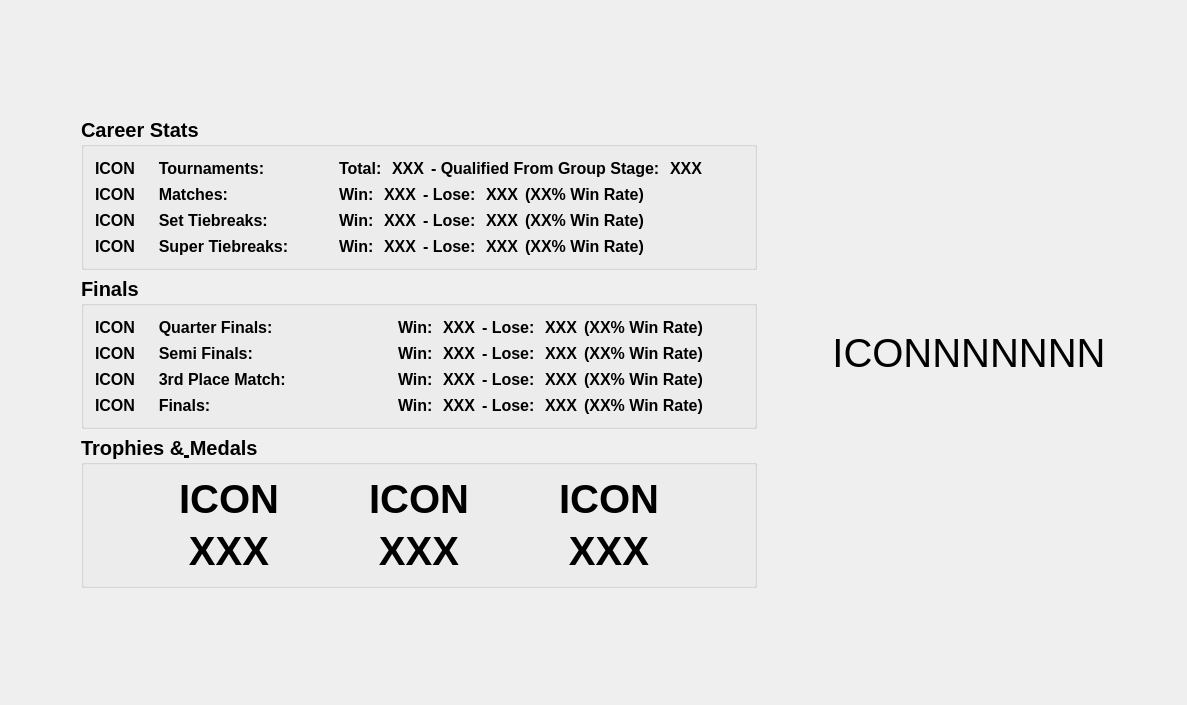
First picture: the form in src/app/AchievementsPage.ui, repository KadirEmreAVCI/MasterTennisApp, before the edit.
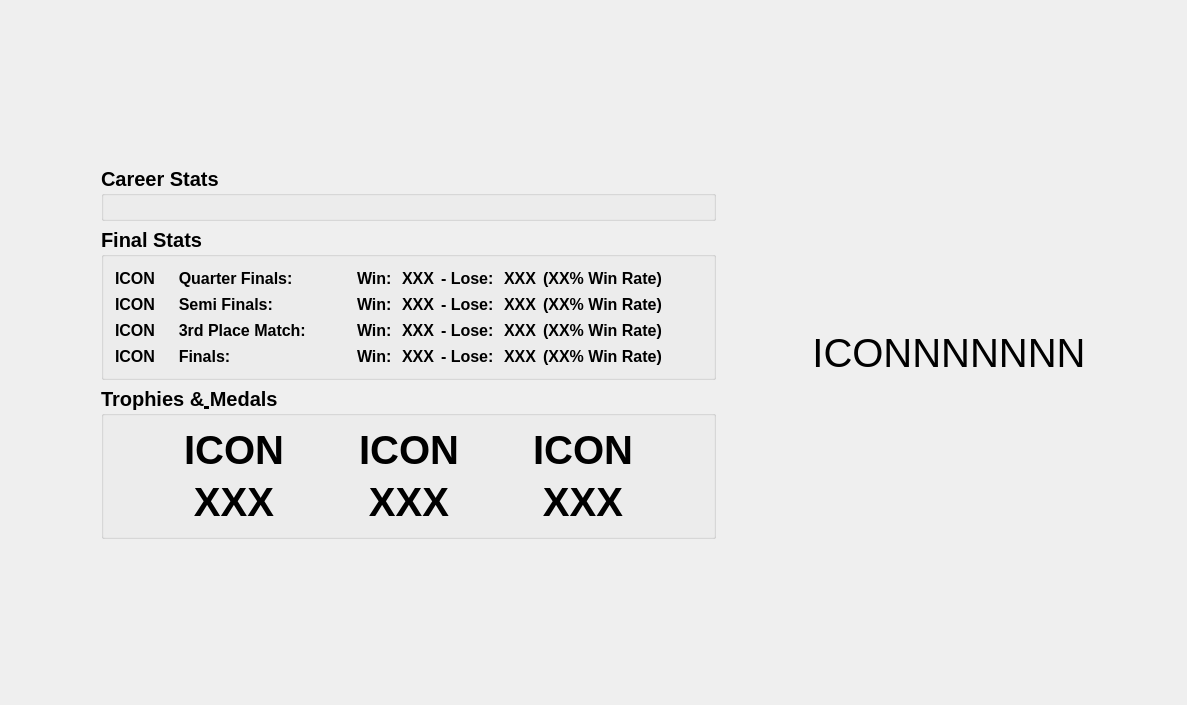
Second picture: the form after the edit.

Commit message: StatWidget has been created to display career stats in AchievementsPage.

```diff
--- a/src/app/AchievementsPage.ui
+++ b/src/app/AchievementsPage.ui
@@ -57,521 +57,7 @@
          </property>
          <layout class="QGridLayout" name="gridLayout">
           <item row="0" column="0">
-           <layout class="QHBoxLayout" name="horizontalLayout_6">
-            <item>
-             <layout class="QVBoxLayout" name="verticalLayout_CareerStatNames">
-              <item>
-               <layout class="QHBoxLayout" name="horizontalLayout_2">
-                <item>
-                 <widget class="QLabel" name="label_IconTournament">
-                  <property name="font">
-                   <font>
-                    <pointsize>12</pointsize>
-                    <fontweight>DemiBold</fontweight>
-                   </font>
-                  </property>
-                  <property name="text">
-                   <string>ICON</string>
-                  </property>
-                 </widget>
-                </item>
-                <item>
-                 <widget class="QLabel" name="label_featureTournament">
-                  <property name="font">
-                   <font>
-                    <pointsize>12</pointsize>
-                    <fontweight>DemiBold</fontweight>
-                   </font>
-                  </property>
-                  <property name="text">
-                   <string>    Tournaments: </string>
-                  </property>
-                 </widget>
-                </item>
-                <item>
-                 <spacer name="horizontalSpacer_6">
-                  <property name="orientation">
-                   <enum>Qt::Orientation::Horizontal</enum>
-                  </property>
-                  <property name="sizeHint" stdset="0">
-                   <size>
-                    <width>40</width>
-                    <height>20</height>
-                   </size>
-                  </property>
-                 </spacer>
-                </item>
-               </layout>
-              </item>
-              <item>
-               <layout class="QHBoxLayout" name="horizontalLayout_3">
-                <item>
-                 <widget class="QLabel" name="label_IconMatches">
-                  <property name="font">
-                   <font>
-                    <pointsize>12</pointsize>
-                    <fontweight>DemiBold</fontweight>
-                   </font>
-                  </property>
-                  <property name="text">
-                   <string>ICON</string>
-                  </property>
-                 </widget>
-                </item>
-                <item>
-                 <widget class="QLabel" name="label_FeatureMatches">
-                  <property name="font">
-                   <font>
-                    <pointsize>12</pointsize>
-                    <fontweight>DemiBold</fontweight>
-                   </font>
-                  </property>
-                  <property name="text">
-                   <string>    Matches: </string>
-                  </property>
-                 </widget>
-                </item>
-                <item>
-                 <spacer name="horizontalSpacer_4">
-                  <property name="orientation">
-                   <enum>Qt::Orientation::Horizontal</enum>
-                  </property>
-                  <property name="sizeHint" stdset="0">
-                   <size>
-                    <width>40</width>
-                    <height>20</height>
-                   </size>
-                  </property>
-                 </spacer>
-                </item>
-               </layout>
-              </item>
-              <item>
-               <layout class="QHBoxLayout" name="horizontalLayout_4">
-                <item>
-                 <widget class="QLabel" name="label_IconSetTB">
-                  <property name="font">
-                   <font>
-                    <pointsize>12</pointsize>
-                    <fontweight>DemiBold</fontweight>
-                   </font>
-                  </property>
-                  <property name="text">
-                   <string>ICON</string>
-                  </property>
-                 </widget>
-                </item>
-                <item>
-                 <widget class="QLabel" name="label_FeatureSetTB">
-                  <property name="font">
-                   <font>
-                    <pointsize>12</pointsize>
-                    <fontweight>DemiBold</fontweight>
-                   </font>
-                  </property>
-                  <property name="text">
-                   <string>    Set Tiebreaks: </string>
-                  </property>
-                 </widget>
-                </item>
-                <item>
-                 <spacer name="horizontalSpacer">
-                  <property name="orientation">
-                   <enum>Qt::Orientation::Horizontal</enum>
-                  </property>
-                  <property name="sizeHint" stdset="0">
-                   <size>
-                    <width>40</width>
-                    <height>20</height>
-                   </size>
-                  </property>
-                 </spacer>
-                </item>
-               </layout>
-              </item>
-              <item>
-               <layout class="QHBoxLayout" name="horizontalLayout_5">
-                <item>
-                 <widget class="QLabel" name="label_IconSuperTB">
-                  <property name="font">
-                   <font>
-                    <pointsize>12</pointsize>
-                    <fontweight>DemiBold</fontweight>
-                   </font>
-                  </property>
-                  <property name="text">
-                   <string>ICON</string>
-                  </property>
-                 </widget>
-                </item>
-                <item>
-                 <widget class="QLabel" name="label_SuperTB">
-                  <property name="font">
-                   <font>
-                    <pointsize>12</pointsize>
-                    <fontweight>DemiBold</fontweight>
-                   </font>
-                  </property>
-                  <property name="text">
-                   <string>    Super Tiebreaks: </string>
-                  </property>
-                 </widget>
-                </item>
-                <item>
-                 <spacer name="horizontalSpacer_5">
-                  <property name="orientation">
-                   <enum>Qt::Orientation::Horizontal</enum>
-                  </property>
-                  <property name="sizeHint" stdset="0">
-                   <size>
-                    <width>40</width>
-                    <height>20</height>
-                   </size>
-                  </property>
-                 </spacer>
-                </item>
-               </layout>
-              </item>
-             </layout>
-            </item>
-            <item>
-             <layout class="QVBoxLayout" name="verticalLayout">
-              <item>
-               <layout class="QHBoxLayout" name="horizontalLayout">
-                <item>
-                 <widget class="QLabel" name="label_27">
-                  <property name="font">
-                   <font>
-                    <pointsize>12</pointsize>
-                    <fontweight>DemiBold</fontweight>
-                   </font>
-                  </property>
-                  <property name="text">
-                   <string>Total: </string>
-                  </property>
-                 </widget>
-                </item>
-                <item>
-                 <widget class="QLabel" name="label_TotalTournament">
-                  <property name="font">
-                   <font>
-                    <pointsize>12</pointsize>
-                    <fontweight>DemiBold</fontweight>
-                   </font>
-                  </property>
-                  <property name="text">
-                   <string>XXX</string>
-                  </property>
-                 </widget>
-                </item>
-                <item>
-                 <widget class="QLabel" name="label_20">
-                  <property name="font">
-                   <font>
-                    <pointsize>12</pointsize>
-                    <fontweight>DemiBold</fontweight>
-                   </font>
-                  </property>
-                  <property name="text">
-                   <string>- Qualified From Group Stage: </string>
-                  </property>
-                 </widget>
-                </item>
-                <item>
-                 <widget class="QLabel" name="label_QualifiedFromGroupStage">
-                  <property name="font">
-                   <font>
-                    <pointsize>12</pointsize>
-                    <fontweight>DemiBold</fontweight>
-                   </font>
-                  </property>
-                  <property name="text">
-                   <string>XXX</string>
-                  </property>
-                 </widget>
-                </item>
-                <item>
-                 <spacer name="horizontalSpacer_2">
-                  <property name="orientation">
-                   <enum>Qt::Orientation::Horizontal</enum>
-                  </property>
-                  <property name="sizeHint" stdset="0">
-                   <size>
-                    <width>40</width>
-                    <height>20</height>
-                   </size>
-                  </property>
-                 </spacer>
-                </item>
-               </layout>
-              </item>
-              <item>
-               <layout class="QHBoxLayout" name="horizontalLayout_8">
-                <item>
-                 <widget class="QLabel" name="label_24">
-                  <property name="font">
-                   <font>
-                    <pointsize>12</pointsize>
-                    <fontweight>DemiBold</fontweight>
-                   </font>
-                  </property>
-                  <property name="text">
-                   <string>Win: </string>
-                  </property>
-                 </widget>
-                </item>
-                <item>
-                 <widget class="QLabel" name="label_MatchWin">
-                  <property name="font">
-                   <font>
-                    <pointsize>12</pointsize>
-                    <fontweight>DemiBold</fontweight>
-                   </font>
-                  </property>
-                  <property name="text">
-                   <string>XXX</string>
-                  </property>
-                 </widget>
-                </item>
-                <item>
-                 <widget class="QLabel" name="label_17">
-                  <property name="font">
-                   <font>
-                    <pointsize>12</pointsize>
-                    <fontweight>DemiBold</fontweight>
-                   </font>
-                  </property>
-                  <property name="text">
-                   <string>- Lose: </string>
-                  </property>
-                 </widget>
-                </item>
-                <item>
-                 <widget class="QLabel" name="label_MatchLose">
-                  <property name="font">
-                   <font>
-                    <pointsize>12</pointsize>
-                    <fontweight>DemiBold</fontweight>
-                   </font>
-                  </property>
-                  <property name="text">
-                   <string>XXX</string>
-                  </property>
-                 </widget>
-                </item>
-                <item>
-                 <widget class="QLabel" name="label_MatchWinRate">
-                  <property name="font">
-                   <font>
-                    <pointsize>12</pointsize>
-                    <fontweight>DemiBold</fontweight>
-                   </font>
-                  </property>
-                  <property name="text">
-                   <string>(XX% Win Rate)</string>
-                  </property>
-                 </widget>
-                </item>
-                <item>
-                 <spacer name="horizontalSpacer_17">
-                  <property name="font">
-                   <font>
-                    <pointsize>20</pointsize>
-                    <fontweight>DemiBold</fontweight>
-                   </font>
-                  </property>
-                  <property name="orientation">
-                   <enum>Qt::Orientation::Horizontal</enum>
-                  </property>
-                  <property name="sizeHint" stdset="0">
-                   <size>
-                    <width>40</width>
-                    <height>20</height>
-                   </size>
-                  </property>
-                 </spacer>
-                </item>
-               </layout>
-              </item>
-              <item>
-               <layout class="QHBoxLayout" name="horizontalLayout_12">
-                <item>
-                 <widget class="QLabel" name="label_25">
-                  <property name="font">
-                   <font>
-                    <pointsize>12</pointsize>
-                    <fontweight>DemiBold</fontweight>
-                   </font>
-                  </property>
-                  <property name="text">
-                   <string>Win: </string>
-                  </property>
-                 </widget>
-                </item>
-                <item>
-                 <widget class="QLabel" name="label_SetTBWin">
-                  <property name="font">
-                   <font>
-                    <pointsize>12</pointsize>
-                    <fontweight>DemiBold</fontweight>
-                   </font>
-                  </property>
-                  <property name="text">
-                   <string>XXX</string>
-                  </property>
-                 </widget>
-                </item>
-                <item>
-                 <widget class="QLabel" name="label_18">
-                  <property name="font">
-                   <font>
-                    <pointsize>12</pointsize>
-                    <fontweight>DemiBold</fontweight>
-                   </font>
-                  </property>
-                  <property name="text">
-                   <string>- Lose: </string>
-                  </property>
-                 </widget>
-                </item>
-                <item>
-                 <widget class="QLabel" name="label_SetTBLose">
-                  <property name="font">
-                   <font>
-                    <pointsize>12</pointsize>
-                    <fontweight>DemiBold</fontweight>
-                   </font>
-                  </property>
-                  <property name="text">
-                   <string>XXX</string>
-                  </property>
-                 </widget>
-                </item>
-                <item>
-                 <widget class="QLabel" name="label_SetTBWinRate">
-                  <property name="font">
-                   <font>
-                    <pointsize>12</pointsize>
-                    <fontweight>DemiBold</fontweight>
-                   </font>
-                  </property>
-                  <property name="text">
-                   <string>(XX% Win Rate)</string>
-                  </property>
-                 </widget>
-                </item>
-                <item>
-                 <spacer name="horizontalSpacer_18">
-                  <property name="font">
-                   <font>
-                    <pointsize>20</pointsize>
-                    <fontweight>DemiBold</fontweight>
-                   </font>
-                  </property>
-                  <property name="orientation">
-                   <enum>Qt::Orientation::Horizontal</enum>
-                  </property>
-                  <property name="sizeHint" stdset="0">
-                   <size>
-                    <width>40</width>
-                    <height>20</height>
-                   </size>
-                  </property>
-                 </spacer>
-                </item>
-               </layout>
-              </item>
-              <item>
-               <layout class="QHBoxLayout" name="horizontalLayout_14">
-                <item>
-                 <widget class="QLabel" name="label_26">
-                  <property name="font">
-                   <font>
-                    <pointsize>12</pointsize>
-                    <fontweight>DemiBold</fontweight>
-                   </font>
-                  </property>
-                  <property name="text">
-                   <string>Win: </string>
-                  </property>
-                 </widget>
-                </item>
-                <item>
-                 <widget class="QLabel" name="label_SuperTBWin">
-                  <property name="font">
-                   <font>
-                    <pointsize>12</pointsize>
-                    <fontweight>DemiBold</fontweight>
-                   </font>
-                  </property>
-                  <property name="text">
-                   <string>XXX</string>
-                  </property>
-                 </widget>
-                </item>
-                <item>
-                 <widget class="QLabel" name="label_19">
-                  <property name="font">
-                   <font>
-                    <pointsize>12</pointsize>
-                    <fontweight>DemiBold</fontweight>
-                   </font>
-                  </property>
-                  <property name="text">
-                   <string>- Lose: </string>
-                  </property>
-                 </widget>
-                </item>
-                <item>
-                 <widget class="QLabel" name="label_SuperTBLose">
-                  <property name="font">
-                   <font>
-                    <pointsize>12</pointsize>
-                    <fontweight>DemiBold</fontweight>
-                   </font>
-                  </property>
-                  <property name="text">
-                   <string>XXX</string>
-                  </property>
-                 </widget>
-                </item>
-                <item>
-                 <widget class="QLabel" name="label_SuperTBWinRate">
-                  <property name="font">
-                   <font>
-                    <pointsize>12</pointsize>
-                    <fontweight>DemiBold</fontweight>
-                   </font>
-                  </property>
-                  <property name="text">
-                   <string>(XX% Win Rate)</string>
-                  </property>
-                 </widget>
-                </item>
-                <item>
-                 <spacer name="horizontalSpacer_19">
-                  <property name="font">
-                   <font>
-                    <pointsize>20</pointsize>
-                    <fontweight>DemiBold</fontweight>
-                   </font>
-                  </property>
-                  <property name="orientation">
-                   <enum>Qt::Orientation::Horizontal</enum>
-                  </property>
-                  <property name="sizeHint" stdset="0">
-                   <size>
-                    <width>40</width>
-                    <height>20</height>
-                   </size>
-                  </property>
-                 </spacer>
-                </item>
-               </layout>
-              </item>
-             </layout>
-            </item>
-           </layout>
+           <layout class="QGridLayout" name="gridLayout_CareerStats"/>
           </item>
          </layout>
         </widget>
@@ -585,7 +71,7 @@
           </font>
          </property>
          <property name="title">
-          <string>Finals</string>
+          <string>Final Stats</string>
          </property>
          <layout class="QGridLayout" name="gridLayout_2">
           <item row="0" column="1">
```
Left out of the diff: 2 changed lines with no effect on the pictures. The commit also changes 5 other files.
